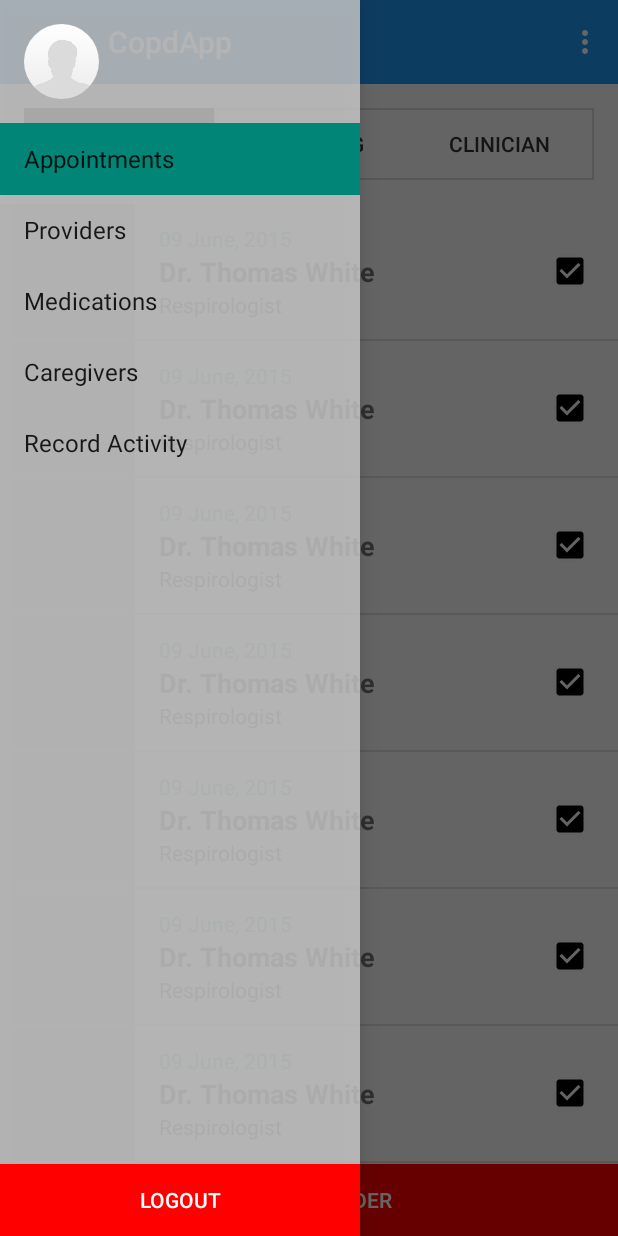
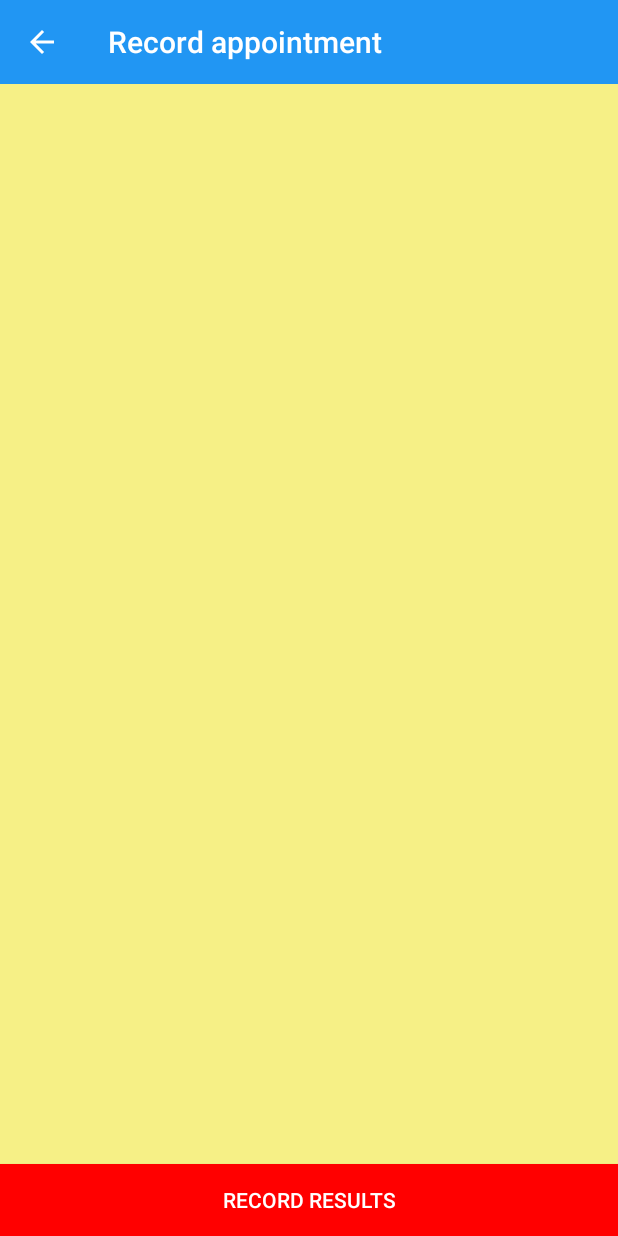
Before and after one commit to andreypetrov/CopdApp, an Android app: the screen it shows after launch (HomeActivity before the commit, RecordAppointmentActivity after it), on a phone screen of 412 x 824 dp. Run offline under Robolectric (Android 15) with nearby library versions, the phone set to English and light mode, and no system bars; our stand-ins replace Picasso; libraries missing offline, so code that uses them is left out: com.orm; pictures from the network do not load.

Commit message:
working on the recording appointment screen

```diff
--- a/app/build.gradle
+++ b/app/build.gradle
@@ -22,6 +22,7 @@ android {
 dependencies {
     compile fileTree(dir: 'libs', include: ['*.jar'])
     compile "com.android.support:appcompat-v7:21.0.+"
+    compile 'com.google.code.gson:gson:2.3.1'
     compile 'com.github.satyan:sugar:1.3'
     compile 'com.squareup.retrofit:retrofit:1.9.0'
     compile 'com.squareup.okhttp:okhttp-urlconnection:2.0.0'
--- a/app/src/main/AndroidManifest.xml
+++ b/app/src/main/AndroidManifest.xml
@@ -22,6 +22,8 @@
 
         <activity android:name=".record.RecordActivity" android:label="@string/app_name"  >
         </activity>
+        <activity android:name=".record.RecordAppointmentActivity" android:label="@string/record_appointment"  >
+        </activity>
         <activity
             android:name=".activities.HomeActivity"
             android:label="@string/app_name" >
--- a/app/src/main/java/com/petrodevelopment/copdapp/MainApplication.java
+++ b/app/src/main/java/com/petrodevelopment/copdapp/MainApplication.java
@@ -7,4 +7,6 @@ import com.orm.SugarApp;
  * Created by andrey on 10/05/2015.
  */
 public class MainApplication extends SugarApp {
+
+
 }
--- a/app/src/main/java/com/petrodevelopment/copdapp/NavigationDrawerFragment.java
+++ b/app/src/main/java/com/petrodevelopment/copdapp/NavigationDrawerFragment.java
@@ -244,7 +244,7 @@ public class NavigationDrawerFragment extends Fragment {
         // If the drawer is open, show the global_menu app actions in the action bar. See also
         // showGlobalContextActionBar, which controls the top-left area of the action bar.
         if (mDrawerLayout != null && isDrawerOpen()) {
-            inflater.inflate(R.menu.global_menu, menu);
+            inflater.inflate(R.menu.home_menu, menu);
             showGlobalContextActionBar();
         }
         super.onCreateOptionsMenu(menu, inflater);
--- a/app/src/main/java/com/petrodevelopment/copdapp/activities/HomeActivity.java
+++ b/app/src/main/java/com/petrodevelopment/copdapp/activities/HomeActivity.java
@@ -12,8 +12,6 @@ import android.support.v7.widget.Toolbar;
 import android.view.Menu;
 import android.view.MenuItem;
 import android.support.v4.widget.DrawerLayout;
-import android.widget.ArrayAdapter;
-import android.widget.Spinner;
 
 import com.petrodevelopment.copdapp.NavigationDrawerFragment;
 import com.petrodevelopment.copdapp.R;
@@ -23,6 +21,7 @@ import com.petrodevelopment.copdapp.fragments.MedicationsFragment;
 import com.petrodevelopment.copdapp.fragments.ProviderFragment;
 import com.petrodevelopment.copdapp.fragments.SectionFragment;
 import com.petrodevelopment.copdapp.record.RecordActivity;
+import com.petrodevelopment.copdapp.record.RecordAppointmentActivity;
 import com.petrodevelopment.copdapp.util.U;
 
 
@@ -49,6 +48,7 @@ public class HomeActivity extends ActionBarActivity
         initDrawer();
 //        initSpinner();
         mTitle = getTitle();
+        startRecordAppointmentActivity();
 
 //        Retrofit.initialize();
 //        startRecordActivity();
@@ -66,6 +66,10 @@ public class HomeActivity extends ActionBarActivity
 //        spinner.setAdapter(adapter);
 //    }
 
+    private void startRecordAppointmentActivity() {
+        Intent intent = new Intent(this, RecordAppointmentActivity.class);
+        startActivity(intent);
+    }
 
     private void startRecordActivity (){
         Intent intent = new Intent(this, RecordActivity.class);
@@ -90,7 +94,7 @@ public class HomeActivity extends ActionBarActivity
      */
     @Override
     public void onNavigationDrawerItemSelected(int position) {
-        if (position == 4) startRecordActivity();
+        if (position == 4) startRecordAppointmentActivity();
         else {
             FragmentManager fragmentManager = getFragmentManager();
             fragmentManager.beginTransaction()
@@ -161,26 +165,4 @@ public class HomeActivity extends ActionBarActivity
         mSearchView.setSubmitButtonEnabled(false);
 
     }
-
-
-
-
-
-    @Override
-    public boolean onOptionsItemSelected(MenuItem item) {
-        // Handle action bar item clicks here. The action bar will
-        // automatically handle clicks on the Home/Up button, so long
-        // as you specify a parent activity in AndroidManifest.xml.
-        int id = item.getItemId();
-
-        //noinspection SimplifiableIfStatement
-        if (id == R.id.action_settings) {
-            return true;
-        }
-
-        return super.onOptionsItemSelected(item);
-    }
-
-
-
 }
--- /dev/null
+++ b/app/src/main/java/com/petrodevelopment/copdapp/record/RecordAppointmentActivity.java
@@ -0,0 +1,42 @@
+package com.petrodevelopment.copdapp.record;
+
+import android.os.Bundle;
+import android.support.v7.app.ActionBarActivity;
+import android.support.v7.widget.Toolbar;
+
+import com.google.gson.Gson;
+import com.petrodevelopment.copdapp.R;
+import com.petrodevelopment.copdapp.util.JsonLoader;
+import com.petrodevelopment.copdapp.util.U;
+import com.petrodevelopment.copdapp.viewmodel.AppointmentRecordCategories;
+
+/**
+ * Created by andrey on 15/05/2015.
+ */
+public class RecordAppointmentActivity extends ActionBarActivity {
+
+    @Override
+    protected void onCreate(Bundle savedInstanceState) {
+        super.onCreate(savedInstanceState);
+        setContentView(R.layout.activity_record_appointment);
+        initToolbar();
+        initListView();
+    }
+
+    private void initToolbar() {
+        Toolbar toolbar = (Toolbar) findViewById(R.id.toolbar);
+        setSupportActionBar(toolbar);
+        getSupportActionBar().setDisplayHomeAsUpEnabled(true);
+    }
+
+
+    private void initListView() {
+        String json = JsonLoader.loadJsonFromAssets(this, "appointment_record_categories");
+        AppointmentRecordCategories categories = JsonLoader.GSON.fromJson(json, AppointmentRecordCategories.class);
+
+
+        U.log(this, categories);
+        U.log(this, json);
+    }
+
+}
--- /dev/null
+++ b/app/src/main/java/com/petrodevelopment/copdapp/util/JsonLoader.java
@@ -0,0 +1,53 @@
+package com.petrodevelopment.copdapp.util;
+
+import android.content.Context;
+
+import com.google.gson.Gson;
+
+import java.io.IOException;
+import java.io.InputStream;
+
+/**
+ * Created by andrey on 15/05/2015.
+ */
+public class JsonLoader {
+
+    public static Gson GSON;
+
+    static {
+        GSON = new Gson();
+    }
+
+    public static final String JSON_EXTENSION = ".json";
+
+
+
+
+
+    public static String loadJsonFromAssets (Context context, String fileName) {
+        return loadStringFromAssets(context, fileName, JSON_EXTENSION);
+    }
+
+    public static String loadStringFromAssets(Context context, String fileName, String fileExtension) {
+        String json = null;
+        try {
+
+            InputStream is = context.getAssets().open(fileName+fileExtension);
+            int size = is.available();
+
+            byte[] buffer = new byte[size];
+
+            is.read(buffer);
+
+            is.close();
+
+            json = new String(buffer, "UTF-8");
+
+        } catch (IOException ex) {
+            ex.printStackTrace();
+            return null;
+        }
+        return json;
+
+    }
+}
--- /dev/null
+++ b/app/src/main/java/com/petrodevelopment/copdapp/viewmodel/AppointmentRecordCategories.java
@@ -0,0 +1,11 @@
+package com.petrodevelopment.copdapp.viewmodel;
+
+import java.util.List;
+
+/**
+ * Appointment view model - mapping the model Appointment to the list view
+ * Created by andrey on 13/05/2015.
+ */
+public class AppointmentRecordCategories {
+    public List<AppointmentRecordCategoryVm> appointmentRecordCategories;
+}
--- /dev/null
+++ b/app/src/main/java/com/petrodevelopment/copdapp/viewmodel/AppointmentRecordCategoryVm.java
@@ -0,0 +1,17 @@
+package com.petrodevelopment.copdapp.viewmodel;
+
+import com.petrodevelopment.copdapp.model.Appointment;
+
+import java.util.ArrayList;
+import java.util.List;
+
+/**
+ * Appointment view model - mapping the model Appointment to the list view
+ * Created by andrey on 13/05/2015.
+ */
+public class AppointmentRecordCategoryVm {
+    public int id;
+    public String name;
+    public String image;
+    public List<AppointmentRecordCategoryVm> subcategories;
+}
--- /dev/null
+++ b/app/src/main/res/layout/activity_record_appointment.xml
@@ -0,0 +1,38 @@
+<!-- A DrawerLayout is intended to be used as the top-level content view using match_parent for both width and height to consume the full space available. -->
+<LinearLayout xmlns:android="http://schemas.android.com/apk/res/android"
+    xmlns:app="http://schemas.android.com/apk/res-auto"
+    xmlns:tools="http://schemas.android.com/tools"
+    android:layout_width="match_parent"
+    android:layout_height="match_parent"
+    android:background="@color/yellow_light"
+    android:orientation="vertical"
+    tools:context=".RecordActivity">
+
+    <android.support.v7.widget.Toolbar
+        android:id="@+id/toolbar"
+        android:layout_width="match_parent"
+        android:layout_height="wrap_content"
+        android:background="#2196F3"
+
+        android:minHeight="?android:attr/actionBarSize"
+        app:theme="@style/ThemeOverlay.AppCompat.Dark.ActionBar"></android.support.v7.widget.Toolbar>
+
+
+    <ListView
+        android:id="@+id/expandableListView"
+        android:layout_width="match_parent"
+        android:layout_height="0dp"
+        android:layout_weight="1">
+
+
+    </ListView>
+
+    <Button
+        android:layout_width="match_parent"
+        android:layout_height="wrap_content"
+        android:layout_alignParentBottom="true"
+        android:background="@drawable/add_button"
+        android:text="@string/record_results"
+        android:textColor="@color/white"/>
+
+</LinearLayout>
--- a/app/src/main/res/menu/global_menu.xml
+++ /dev/null
@@ -1,4 +0,0 @@
-<menu xmlns:android="http://schemas.android.com/apk/res/android">
-    <item android:id="@+id/action_settings" android:title="@string/action_settings"
-        android:orderInCategory="100" android:showAsAction="never" />
-</menu>
--- a/app/src/main/res/values/arrays.xml
+++ b/app/src/main/res/values/arrays.xml
@@ -17,5 +17,4 @@
             <item>Uranus</item>
             <item>Neptune</item>
         </string-array>
-
 </resources>
--- a/app/src/main/res/values/strings.xml
+++ b/app/src/main/res/values/strings.xml
@@ -24,8 +24,11 @@
     <string name="dummy_text">dummy text</string>
     <string name="navigation_drawer_open">Open navigation drawer</string>
     <string name="navigation_drawer_close">Close navigation drawer</string>
-    <string name="action_example">Example action</string>
-    <string name="action_settings">Settings</string>
+
+    <!-- Appointments -->
+    <string name="all">All</string>
+    <string name="upcoming">Upcoming</string>
+    <string name="clinician">Clinician</string>
 
     <string name="add_appointment">+ Add Appointment</string>
     <string name="add_provider">+ Add Provider</string>
@@ -40,7 +43,9 @@
     <string name="dummy_time">00.35</string>
 
 
-    <string name="all">All</string>
-    <string name="upcoming">Upcoming</string>
-    <string name="clinician">Clinician</string>
+
+
+    <!-- Record appointment -->
+    <string name="record_appointment">Record appointment</string>
+    <string name="record_results">Record results</string>
 </resources>
```
Also changed, not shown: app/src/main/assets/appointment_record_categories.json (added, +49 -0 lines), app/src/main/java/com/petrodevelopment/copdapp/adapters/AppointmentRecordCategoriesAdapter.java (added, +62 -0 lines).
